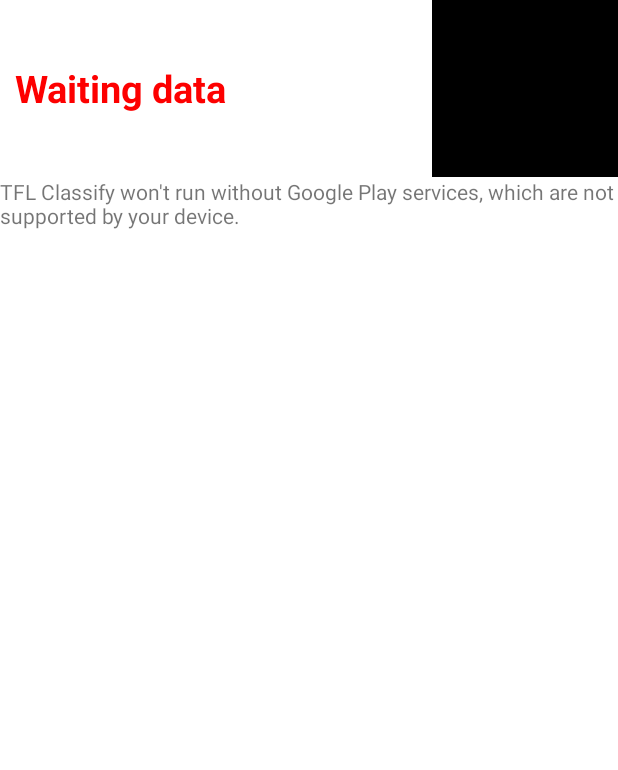
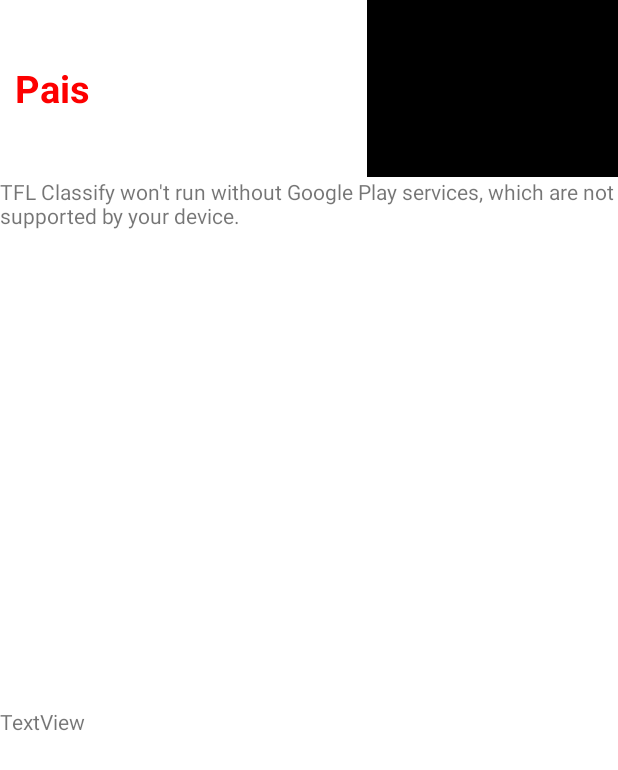
Before and after one commit to andrewdev18/TensorFlowEx, an Android app: the MapsActivity screen opened directly, with no data from a screen before it, on a phone screen of 412 x 824 dp. Shown: the top 770 px of the screen. Run offline under Robolectric (Android 15) with nearby library versions, the phone set to English and light mode, and no system bars; our stand-ins replace Volley; libraries missing offline, so code that uses them is left out: androidx.camera.core; network calls fail.

```diff
--- a/start/src/main/AndroidManifest.xml
+++ b/start/src/main/AndroidManifest.xml
@@ -14,6 +14,7 @@
     <application
         android:allowBackup="true"
         android:icon="@mipmap/ic_launcher"
+        android:usesCleartextTraffic="true"
         android:label="@string/app_name"
         android:roundIcon="@mipmap/ic_launcher_round"
         android:supportsRtl="true"
--- a/start/src/main/java/org/tensorflow/lite/examples/classification/MapsActivity.java
+++ b/start/src/main/java/org/tensorflow/lite/examples/classification/MapsActivity.java
@@ -1,19 +1,25 @@
 package org.tensorflow.lite.examples.classification;
 
+import androidx.annotation.Nullable;
+import androidx.camera.core.internal.utils.ImageUtil;
 import androidx.fragment.app.FragmentActivity;
 import androidx.recyclerview.widget.LinearLayoutManager;
 
+import android.content.Intent;
+import android.net.Uri;
 import android.os.Bundle;
 import android.util.Log;
 import android.widget.TextView;
 import android.widget.Toast;
 
+import com.android.volley.AuthFailureError;
 import com.android.volley.Request;
 import com.android.volley.RequestQueue;
 import com.android.volley.Response;
 import com.android.volley.VolleyError;
 import com.android.volley.toolbox.JsonArrayRequest;
 import com.android.volley.toolbox.JsonObjectRequest;
+import com.android.volley.toolbox.StringRequest;
 import com.android.volley.toolbox.Volley;
 import com.google.android.gms.maps.CameraUpdateFactory;
 import com.google.android.gms.maps.GoogleMap;
@@ -27,6 +33,10 @@ import org.json.JSONException;
 import org.json.JSONObject;
 import org.tensorflow.lite.examples.classification.databinding.ActivityMapviewBinding;
 
+import java.io.UnsupportedEncodingException;
+import java.util.HashMap;
+import java.util.Map;
+
 public class MapsActivity extends FragmentActivity implements OnMapReadyCallback {
     private GoogleMap mMap;
     private ActivityMapviewBinding binding;
@@ -35,6 +45,7 @@ public class MapsActivity extends FragmentActivity implements OnMapReadyCallback
     RequestQueue requestQueue;
 
     TextView nameView;
+    TextView responseText;
 
     private String name = "Waiting data";
     private String flagURL;
@@ -49,7 +60,7 @@ public class MapsActivity extends FragmentActivity implements OnMapReadyCallback
             countryCode= extras.getString("countrycode");
         }
         //Toast.makeText(this,"Pais: " + countryCode, Toast.LENGTH_SHORT).show();
-        requestQueue = Volley.newRequestQueue(getApplicationContext());
+        requestQueue = Volley.newRequestQueue(this);
 
         binding = ActivityMapviewBinding.inflate(getLayoutInflater());
         setContentView(binding.getRoot());
@@ -59,8 +70,10 @@ public class MapsActivity extends FragmentActivity implements OnMapReadyCallback
                 .findFragmentById(R.id.map);
         mapFragment.getMapAsync(this);
 
+        responseText = findViewById(R.id.txtResponse);
+
         getData();
-        loadScreenData();
+        //loadScreenData();
     }
 
     private void loadScreenData(){
@@ -78,34 +91,61 @@ public class MapsActivity extends FragmentActivity implements OnMapReadyCallback
         mMap.moveCamera(CameraUpdateFactory.newLatLng(sydney));
     }
 
-    private void getData(){
-        String urlApi = "http://www.geognos.com/api/en/countries/info/" + countryCode + ".json";
+    private void getData() {
 
-        JsonArrayRequest request = new JsonArrayRequest(Request.Method.GET,
-                urlApi, null,
-                new Response.Listener<JSONArray>() {
+        StringRequest request = new StringRequest(
+                Request.Method.GET, "http://www.geognos.com/api/en/countries/info/" + countryCode + ".json",
+                new com.android.volley.Response.Listener<String>() {
                     @Override
-                    public void onResponse(JSONArray response) {
-                        try {
-                            System.out.println(response.toString());
-                            JSONObject obj = response.getJSONObject(0);
-                            /*
-                            JSONObject obj = response.getJSONObject(0);
-                            JSONArray result = obj.getJSONArray("Results");
-                            JSONObject resultObj = result.getJSONObject(0);
-                            String getName = resultObj.getString("Name");
-                            Toast.makeText(getApplicationContext(), getName, Toast.LENGTH_LONG).show();
-                            */
-                        } catch (JSONException e) {
-                            e.printStackTrace();
-                        }
+                    public void onResponse(String response) {
+                        int size = response.length();
+                        response = fixEncoding(response);
+                        responseText.setText(response);
+                        Log.d("respuesta api ", response);
                     }
-                }, new Response.ErrorListener() {
+                },
+                new com.android.volley.Response.ErrorListener() {
+                    @Override
+                    public void onErrorResponse(VolleyError error) {
+                        Log.d("Error.Response", String.valueOf(error));
+                    }
+                }
+        ) {
             @Override
-            public void onErrorResponse(VolleyError error) {
-                Log.d("tag","onErrorRespone: " + error.getMessage());
+            public Map<String, String> getHeaders() throws AuthFailureError {
+                Map<String, String> params = new HashMap<String, String>();
+                params.put("Content-Type", "application/json; charset=utf-8");
+                params.put("Accept", "application/json");
+                return params;
             }
-        });
-        requestQueue.add(request);
+        };
+        if (requestQueue == null) {
+            requestQueue = Volley.newRequestQueue(this);
+            requestQueue.add(request);
+        } else {
+            requestQueue.add(request);
+        }
+    }
+
+    private String fixEncoding(String response) {
+        try {
+            byte[] u = response.toString().getBytes(
+                    "ISO-8859-1");
+            response = new String(u, "UTF-8");
+        } catch (UnsupportedEncodingException e) {
+            e.printStackTrace();
+            return null;
+        }
+        return response;
+    }
+
+    @Override
+    protected void onActivityResult(int requestCode, int resultCode, @Nullable Intent data) {
+        super.onActivityResult(requestCode, resultCode, data);
+        if (resultCode == RESULT_OK && requestCode == 1) {
+            Log.d("message", "Hola");
+        } else if (resultCode == RESULT_OK && requestCode == 10) {
+            Uri path = data.getData();
+        }
     }
 }
--- a/start/src/main/res/layout/activity_mapview.xml
+++ b/start/src/main/res/layout/activity_mapview.xml
@@ -46,6 +46,12 @@
         android:layout_height="match_parent"
         android:layout_weight="1">
 
+        <TextView
+            android:id="@+id/txtResponse"
+            android:layout_width="wrap_content"
+            android:layout_height="189dp"
+            android:layout_weight="1"
+            android:text="TextView" />
     </LinearLayout>
 
 </LinearLayout>
```
